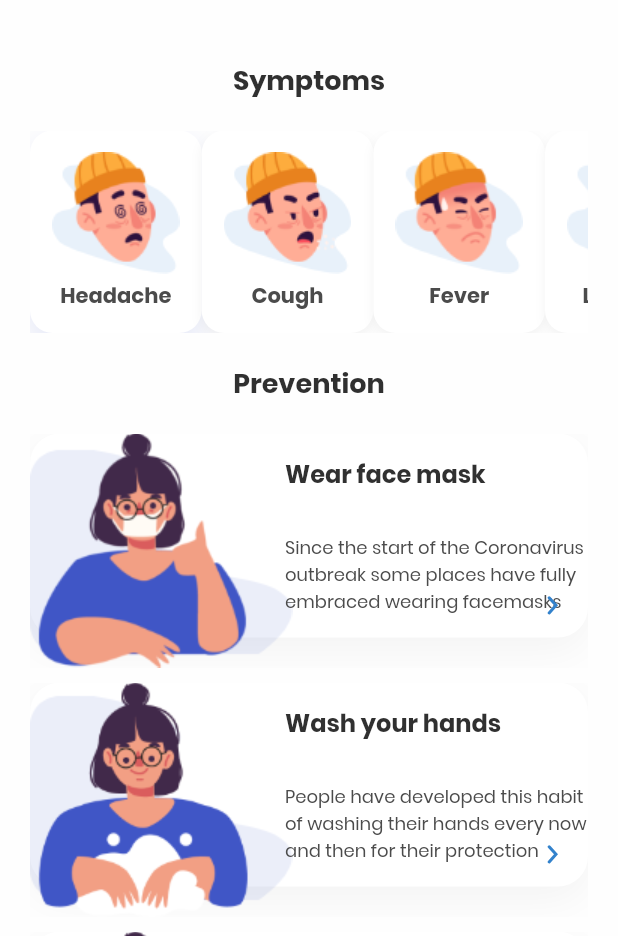
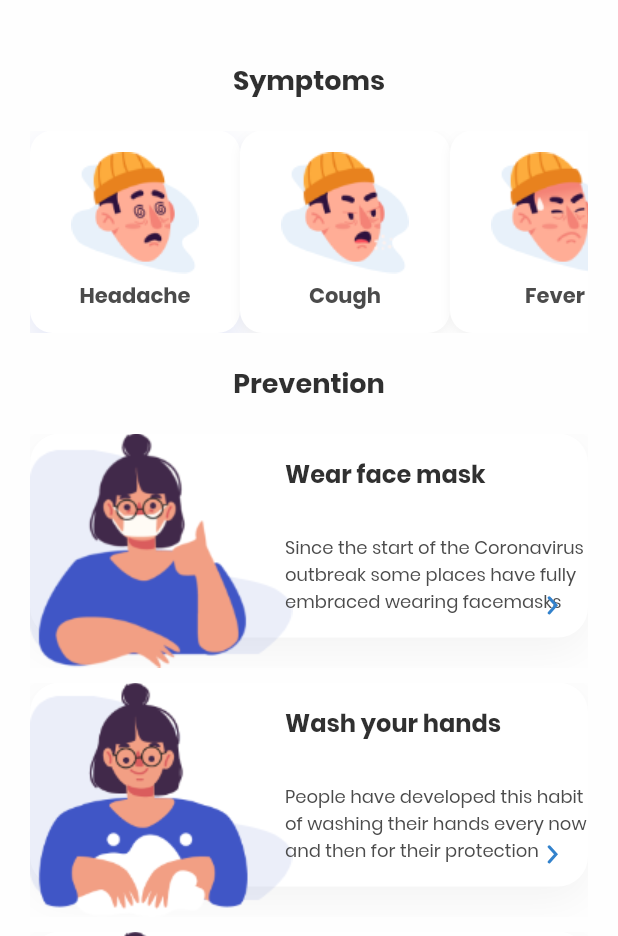
Before and after one commit to ihassanjavaid/COVID19-App, a Flutter app: the InfoScreen screen opened by its route, on a phone screen of 412 x 824 dp, the part 300-1236 px from its top. Run offline on Flutter 3.47's test engine with Material 2 defaults, Android fonts, the phone set to English and light mode, and no system bars; our stand-ins replace flutter_svg.

Commit message:
Update symptom_card_widget.dart

```diff
--- a/lib/components/symptom_card_widget.dart
+++ b/lib/components/symptom_card_widget.dart
@@ -13,14 +13,32 @@ class SymptomCard extends StatefulWidget {
 }
 
 class _SymptomCardState extends State<SymptomCard> {
+  double _height = 100;
+  double _width = 140;
+  Color _color = Colors.white;
+
+  _animateContainer(){
+    setState(() {
+      _height = _height == 100 ? 120 : 100;
+      _width = _width == 140 ? 160 : 140;
+      _color = _color == Colors.white ? kInfectedColor : Colors.white;
+    });
+  }
+
   @override
   Widget build(BuildContext context) {
-    return AnimatedContainer(
-      duration: ,
+    return GestureDetector(
+      onTap: () {
+        _animateContainer();
+      },
+      child: AnimatedContainer(
+        duration: Duration(milliseconds: 200),
+        height: _height,
+        width: _width,
         padding: EdgeInsets.all(10),
         decoration: BoxDecoration(
             borderRadius: BorderRadius.circular(15),
-          color: Colors.white,
+            color: _color,
             boxShadow: [
               widget.isActive
                   ? BoxShadow(
@@ -48,6 +66,7 @@ class _SymptomCardState extends State<SymptomCard> {
             ),
           ],
         ),
+      ),
     );
   }
 }
```
Lines whose indentation alone changed are shown as unchanged.
